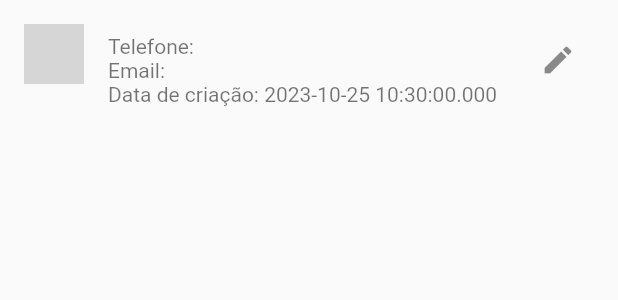
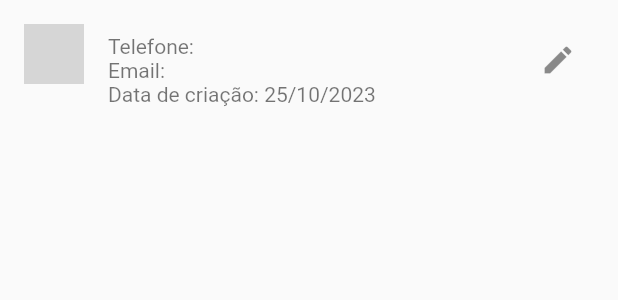
Before and after one commit to giseletoledo/contatos-app, a Flutter app: the ContactItem widget shown alone on an empty page, opened directly with empty values, on a phone screen of 412 x 824 dp. Shown: the top 300 px of the screen. Run offline on Flutter 3.47's test engine with Material 2 defaults, Android fonts, the phone set to English and light mode, and no system bars; our stand-ins replace cached_network_image, dio, flutter_dotenv; network calls fail; grey boxes are pictures that could not be loaded.

Commit message:
Formatando a data

```diff
--- a/lib/pages/contact_list.dart
+++ b/lib/pages/contact_list.dart
@@ -3,6 +3,7 @@ import 'package:contatosapp/pages/add_contact_page.dart';
 import 'package:contatosapp/repositories/contact_repository.dart';
 import 'package:contatosapp/widgets/contact_item.dart';
 import 'package:flutter/material.dart';
+import 'package:intl/intl.dart';
 
 class ContactList extends StatefulWidget {
   const ContactList({super.key});
--- a/lib/widgets/contact_item.dart
+++ b/lib/widgets/contact_item.dart
@@ -1,5 +1,6 @@
 import 'package:contatosapp/model/contact.dart';
 import 'package:flutter/material.dart';
+import 'package:intl/intl.dart';
 
 class ContactItem extends StatelessWidget {
   final Contact contact;
@@ -20,7 +21,8 @@ class ContactItem extends StatelessWidget {
         children: [
           Text("Telefone: ${contact.phone}"),
           Text("Email: ${contact.email}"),
-          Text("Data de criação: ${contact.createdAt}"),
+          Text(
+              "Data de criação: ${contact.createdAt != null ? DateFormat('dd/MM/yyyy').format(contact.createdAt!) : 'Sem data'}")
         ],
       ),
       trailing: Row(
```
